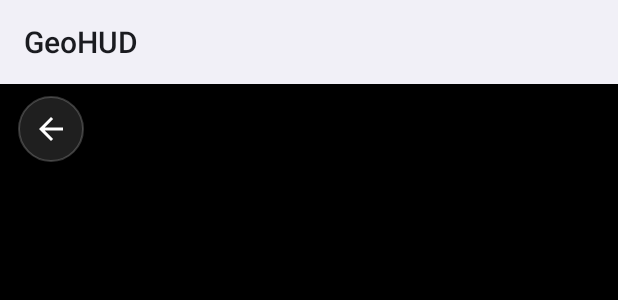
After one commit to darkred1145/GeoHUD, an Android app: the layout activity_viewer.xml on its own in the app's theme, with its tools: preview values and no code run, on a phone screen of 412 x 824 dp. The commit adds this screen. Shown: the top 300 px of the screen. Run offline under Robolectric (Android 15) with nearby library versions, the phone set to English and light mode, and no system bars.

Commit message:
feat: built-in capture viewer, what's new dialog, startup update check
- Gallery thumbnails no longer inherit the theme accent tint
- Added ViewerActivity so captures open without an external gallery app
- Changelog shown in the update dialog and once after an update
- Silent update check on app launch
- 0.6.5 (11)

```diff
--- a/app/build.gradle.kts
+++ b/app/build.gradle.kts
@@ -32,8 +32,8 @@ android {
         applicationId = "com.darkred1145.geohud"
         minSdk = 26
         targetSdk = 36
-        versionCode = 10
-        versionName = "0.6.4"
+        versionCode = 11
+        versionName = "0.6.5"
 
         testInstrumentationRunner = "androidx.test.runner.AndroidJUnitRunner"
     }
--- a/app/src/main/AndroidManifest.xml
+++ b/app/src/main/AndroidManifest.xml
@@ -46,6 +46,9 @@
             android:name=".GalleryActivity"
             android:exported="false" />
         <activity
+            android:name=".ViewerActivity"
+            android:exported="false" />
+        <activity
             android:name=".SettingsActivity"
             android:exported="false" />
         <activity
--- a/app/src/main/java/com/darkred1145/geohud/Prefs.kt
+++ b/app/src/main/java/com/darkred1145/geohud/Prefs.kt
@@ -7,5 +7,9 @@ object Prefs {
     const val KEY_SAVE_DIR = "save_directory"
     const val KEY_PANEL_OPACITY = "panel_opacity"
     const val KEY_ROUND_ENDS = "panel_round_ends"
+    const val KEY_LAST_SEEN_VERSION = "last_seen_version"
+    const val KEY_LAST_AUTO_CHECK = "last_auto_check"
+    const val KEY_PENDING_WHATS_NEW_TAG = "pending_whats_new_tag"
+    const val KEY_PENDING_WHATS_NEW_BODY = "pending_whats_new_body"
     const val PANEL_OPACITY_DEFAULT = 100
 }
--- /dev/null
+++ b/app/src/main/res/layout/activity_viewer.xml
@@ -0,0 +1,39 @@
+<?xml version="1.0" encoding="utf-8"?>
+<FrameLayout xmlns:android="http://schemas.android.com/apk/res/android"
+    xmlns:app="http://schemas.android.com/apk/res-auto"
+    xmlns:tools="http://schemas.android.com/tools"
+    android:id="@+id/root"
+    android:layout_width="match_parent"
+    android:layout_height="match_parent"
+    android:background="@android:color/black"
+    tools:context=".ViewerActivity">
+
+    <ImageView
+        android:id="@+id/imgViewer"
+        android:layout_width="match_parent"
+        android:layout_height="match_parent"
+        android:contentDescription="@string/cd_thumbnail"
+        android:scaleType="fitCenter" />
+
+    <androidx.constraintlayout.widget.ConstraintLayout
+        android:id="@+id/header"
+        android:layout_width="match_parent"
+        android:layout_height="wrap_content"
+        android:paddingStart="12dp"
+        android:paddingTop="8dp">
+
+        <ImageButton
+            android:id="@+id/btnClose"
+            android:layout_width="44dp"
+            android:layout_height="44dp"
+            android:background="@drawable/bg_icon_circle"
+            android:contentDescription="@string/cd_close_viewer"
+            android:padding="10dp"
+            android:src="@drawable/ic_arrow_back"
+            app:layout_constraintStart_toStartOf="parent"
+            app:layout_constraintTop_toTopOf="parent"
+            app:tint="@android:color/white" />
+
+    </androidx.constraintlayout.widget.ConstraintLayout>
+
+</FrameLayout>
--- a/app/src/main/res/layout/item_gallery_image.xml
+++ b/app/src/main/res/layout/item_gallery_image.xml
@@ -31,7 +31,6 @@
                 android:contentDescription="@string/cd_thumbnail"
                 android:scaleType="centerCrop"
                 android:src="@android:drawable/ic_menu_gallery"
-                app:tint="?attr/colorSecondary"
                 tools:ignore="UseAppTint" />
 
             <View
--- a/app/src/main/res/values/strings.xml
+++ b/app/src/main/res/values/strings.xml
@@ -88,12 +88,17 @@
     <string name="dialog_body_howto">1. Grant all requested permissions.\n\n2. Use the \'Engage Camera\' button to open the camera and capture images.\n\n3. Images are automatically tagged with your current GPS coordinates.\n\n4. Use the \'View Logs\' button to see all your captured images.\n\n5. In the settings, you can customize the storage directory and the app\'s theme.</string>
     <string name="btn_got_it">Got it!</string>
 
+    <!-- Image viewer -->
+    <string name="cd_close_viewer">Close image</string>
+
     <!-- Update checker -->
     <string name="toast_no_internet">No internet connection.</string>
     <string name="toast_up_to_date">System is up to date.</string>
     <string name="toast_check_failed">Update check failed: %1$s</string>
     <string name="dialog_title_update">New Intel Available</string>
     <string name="dialog_body_update">Version %1$s detected.\nCurrent: %2$s</string>
+    <string name="dialog_title_whats_new">What\'s New in %1$s</string>
+    <string name="dialog_whats_new_header">WHAT\'S NEW</string>
     <string name="btn_update">Initialize Update</string>
     <string name="btn_abort">Abort</string>
     <string name="notif_download_title">Downloading GeoHUD Update</string>
```
Also changed, not shown: app/src/main/java/com/darkred1145/geohud/GalleryActivity.kt (+5 -12 lines), app/src/main/java/com/darkred1145/geohud/MainActivity.kt (+18 -0 lines), app/src/main/java/com/darkred1145/geohud/UpdateChecker.kt (+120 -12 lines), app/src/main/java/com/darkred1145/geohud/ViewerActivity.kt (added, +35 -0 lines).
